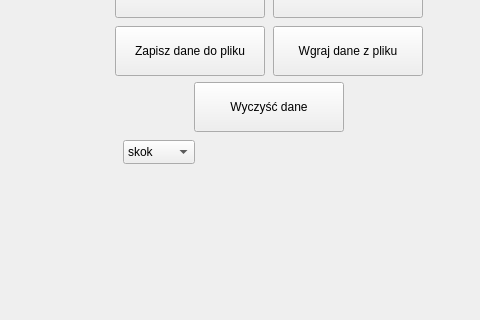
dawib19992/ProjekcikUAR, file ProjektUARqt/ukladautomatycznejregulacji.ui: the form before one commit; both pictures show x 687 to 1167 and y 180 to 500 of the 1167 by 710 pixel window.
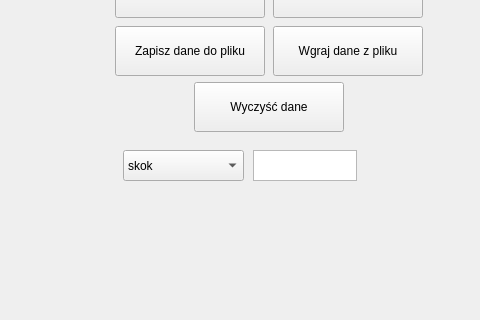
The form after the commit. Custom widgets are drawn as their Qt base class.

The edit to the form file:
```diff
--- a/ProjektUARqt/ukladautomatycznejregulacji.ui
+++ b/ProjektUARqt/ukladautomatycznejregulacji.ui
@@ -420,9 +420,9 @@
     <property name="geometry">
      <rect>
       <x>810</x>
-      <y>320</y>
-      <width>72</width>
-      <height>24</height>
+      <y>330</y>
+      <width>121</width>
+      <height>31</height>
      </rect>
     </property>
     <item>
@@ -441,6 +441,16 @@
      </property>
     </item>
    </widget>
+   <widget class="QTextEdit" name="amplituda">
+    <property name="geometry">
+     <rect>
+      <x>940</x>
+      <y>330</y>
+      <width>104</width>
+      <height>31</height>
+     </rect>
+    </property>
+   </widget>
   </widget>
   <widget class="QMenuBar" name="menubar">
    <property name="geometry">
```
